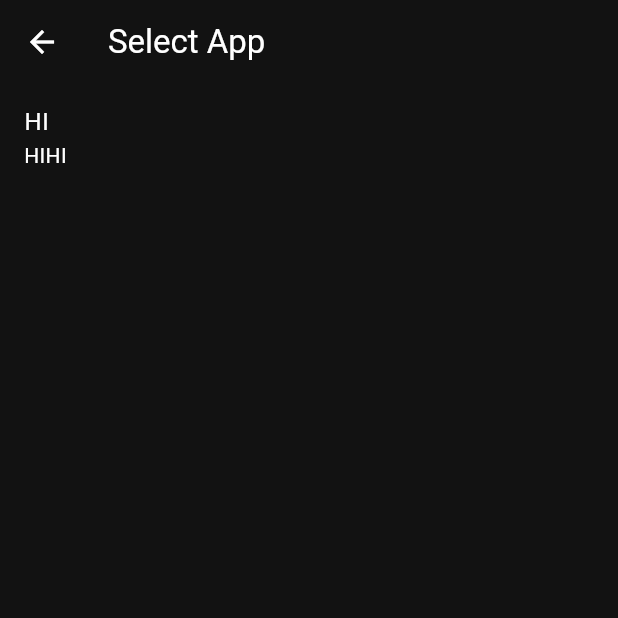
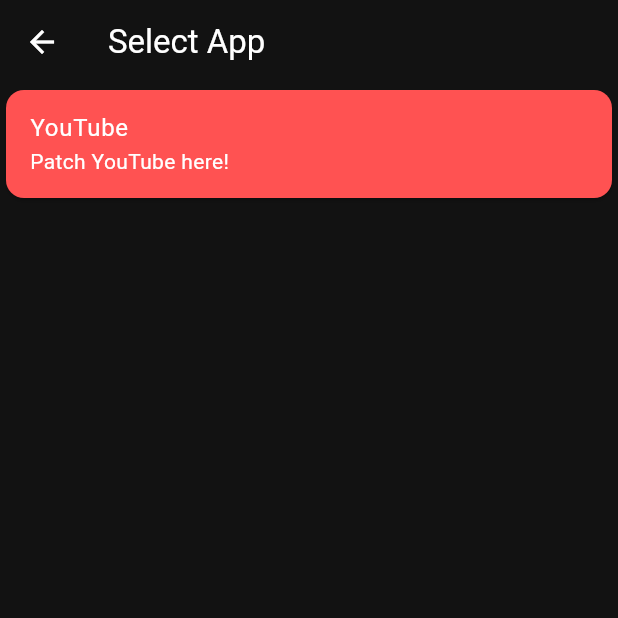
Before and after one commit to sherlockholmestech/ReVancedPatcher, a Flutter app: the SelectAppPage screen opened by its route, on a phone screen of 412 x 824 dp, the top half of it. Run offline on Flutter 3.47's test engine with Material 2 defaults, Android fonts, the phone set to English and light mode, and no system bars.

Commit message:
looks better

```diff
--- a/lib/main.dart
+++ b/lib/main.dart
@@ -28,6 +28,10 @@
       },
     );
   }
+}
+
+class AppState extends ChangeNotifier {
+  var selectedApp = "YouTube";
 }
 
 class HomePage extends StatelessWidget {
--- a/lib/pages/selectapp.dart
+++ b/lib/pages/selectapp.dart
@@ -12,12 +12,16 @@
       body: Center(
         child: ListView(
           children: [
-            ListTile(
-              title: Text('HI'),
-              subtitle: Text("HIHI"),
-              onTap: () {
-                print("object");
-              },
+            Card(
+              color: Colors.redAccent,
+              child: ListTile(
+                title: Text('YouTube'),
+                subtitle: Text("Patch YouTube here!"),
+                onTap: () {
+                  print("object");
+                },
+                selectedColor: Theme.of(context).colorScheme.primary,
+              ),
             )
           ],
         )
```
